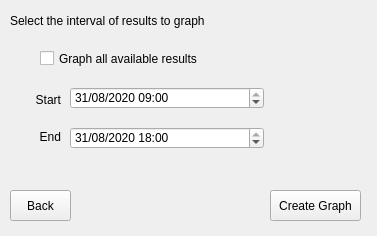
Above: ui/step2.ui from aziznal/spider-result-grapher before the change. Below: the same form after it.
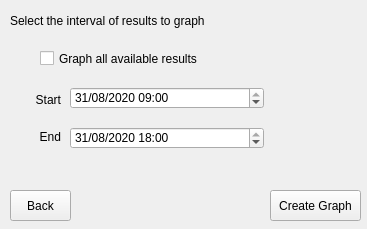
That is the form after the change.

Commit message: setup Step 2 window

```diff
--- a/ui/step2.ui
+++ b/ui/step2.ui
@@ -6,8 +6,8 @@
    <rect>
     <x>0</x>
     <y>0</y>
-    <width>377</width>
-    <height>236</height>
+    <width>367</width>
+    <height>229</height>
    </rect>
   </property>
   <property name="windowTitle">
```
Left out of the diff: 4 changed lines with no effect on the pictures. The commit also changes 2 other files.
